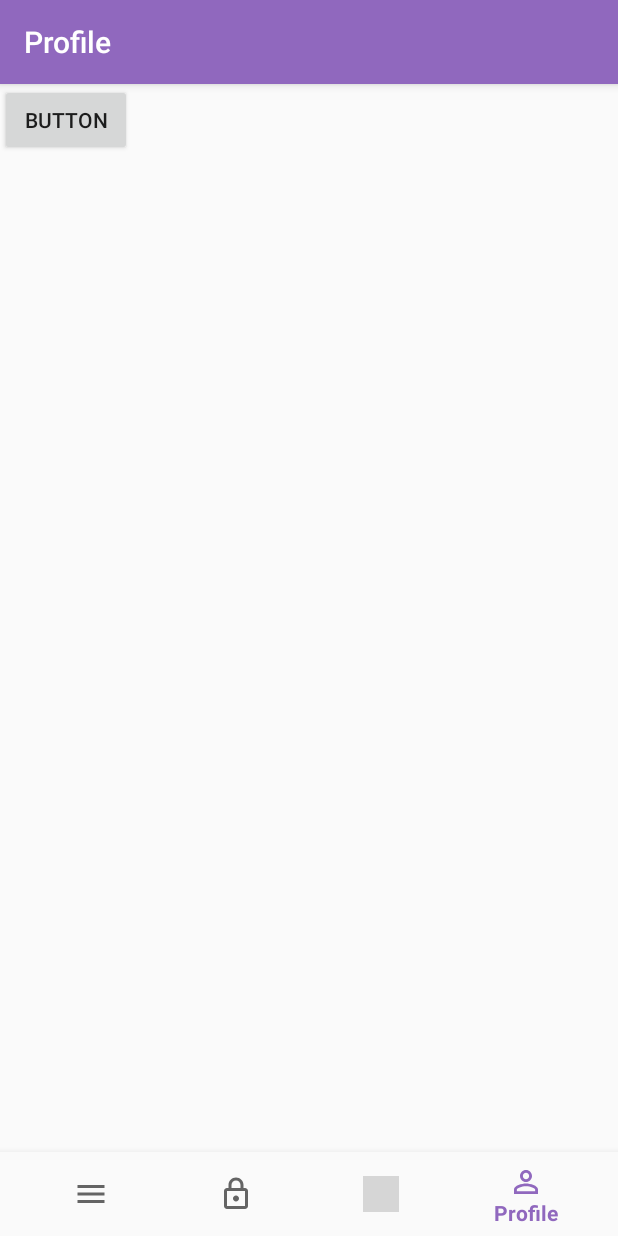
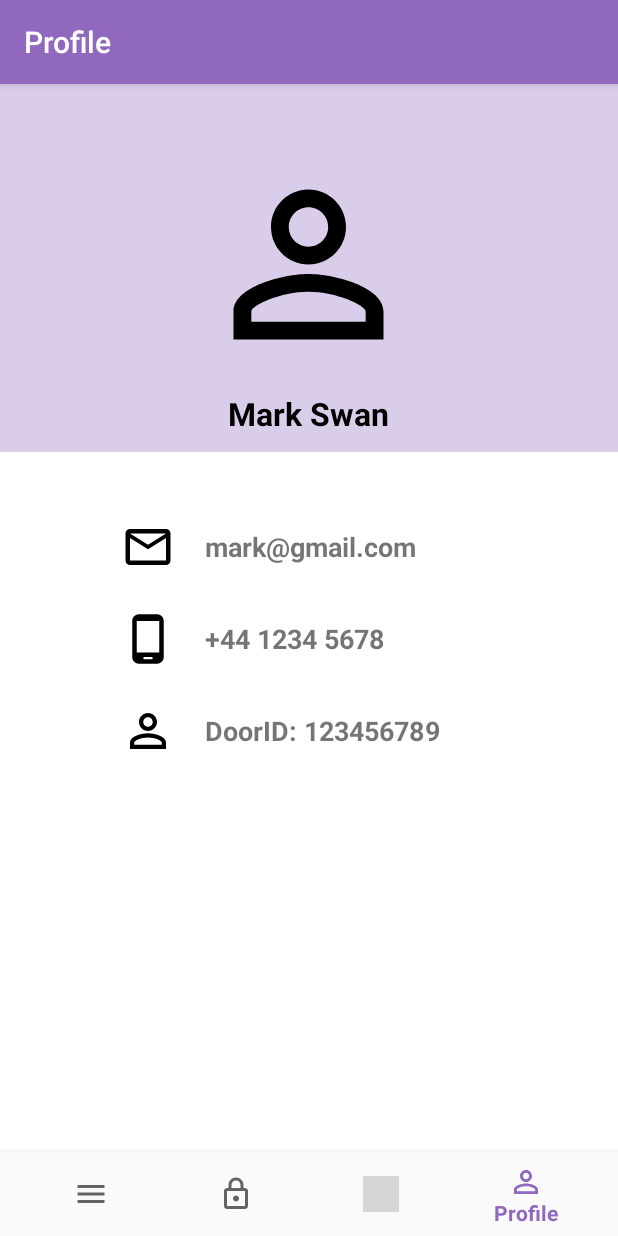
Before and after one commit to RemindDoor/android-application, an Android app: the ProfileFragment screen opened through its navigation route, on a phone screen of 412 x 824 dp. Run offline under Robolectric (Android 15) with nearby library versions, the phone set to English and light mode, and no system bars; our stand-ins replace navigation-ui; grey boxes are pictures that could not be loaded.

Commit message:
profile page commit, need to make it dynamic

```diff
--- /dev/null
+++ b/app/src/main/res/drawable/ic_email_24px.xml
@@ -0,0 +1,9 @@
+<vector xmlns:android="http://schemas.android.com/apk/res/android"
+    android:width="24dp"
+    android:height="24dp"
+    android:viewportWidth="24"
+    android:viewportHeight="24">
+  <path
+      android:fillColor="#FF000000"
+      android:pathData="M22,6c0,-1.1 -0.9,-2 -2,-2L4,4c-1.1,0 -2,0.9 -2,2v12c0,1.1 0.9,2 2,2h16c1.1,0 2,-0.9 2,-2L22,6zM20,6l-8,5 -8,-5h16zM20,18L4,18L4,8l8,5 8,-5v10z"/>
+</vector>
--- /dev/null
+++ b/app/src/main/res/drawable/ic_phone_android_24px.xml
@@ -0,0 +1,9 @@
+<vector xmlns:android="http://schemas.android.com/apk/res/android"
+    android:width="24dp"
+    android:height="24dp"
+    android:viewportWidth="24"
+    android:viewportHeight="24">
+  <path
+      android:fillColor="#FF000000"
+      android:pathData="M16,1L8,1C6.34,1 5,2.34 5,4v16c0,1.66 1.34,3 3,3h8c1.66,0 3,-1.34 3,-3L19,4c0,-1.66 -1.34,-3 -3,-3zM17,18L7,18L7,4h10v14zM14,21h-4v-1h4v1z"/>
+</vector>
--- a/app/src/main/res/layout/fragment_profile.xml
+++ b/app/src/main/res/layout/fragment_profile.xml
@@ -1,16 +1,119 @@
 <?xml version="1.0" encoding="utf-8"?>
-<androidx.constraintlayout.widget.ConstraintLayout xmlns:android="http://schemas.android.com/apk/res/android"
-		xmlns:app="http://schemas.android.com/apk/res-auto"
-		xmlns:tools="http://schemas.android.com/tools"
+<LinearLayout xmlns:android="http://schemas.android.com/apk/res/android"
+	xmlns:app="http://schemas.android.com/apk/res-auto"
+	xmlns:tools="http://schemas.android.com/tools"
+	android:layout_width="match_parent"
+	android:layout_height="match_parent"
+	android:background="#FFFFFF"
+	android:orientation="vertical"
+	tools:context="com.example.reminddoor.ui.profile.ProfileFragment">
+
+	<RelativeLayout
 		android:layout_width="match_parent"
-		android:layout_height="match_parent"
-	    android:backgroundTint="@android:color/holo_blue_dark">
+		android:layout_height="245dp">
 
-	<Button
-		android:id="@+id/button"
-		android:layout_width="wrap_content"
-		android:layout_height="wrap_content"
-		android:text="Button"
-		tools:layout_editor_absoluteX="153dp"
-		tools:layout_editor_absoluteY="287dp" />
-</androidx.constraintlayout.widget.ConstraintLayout>
+		<LinearLayout
+			android:layout_width="match_parent"
+			android:layout_height="269dp"
+			android:background="#487D50B0"
+			android:orientation="vertical">
+
+			<ImageView
+				android:layout_width="150dp"
+				android:layout_height="150dp"
+				android:layout_gravity="center_horizontal"
+				android:layout_marginTop="45dp"
+				android:src="@drawable/ic_person_outline_24px"
+				app:srcCompat="@drawable/ic_person_outline_24px" />
+
+			<TextView
+				android:layout_width="wrap_content"
+				android:layout_height="wrap_content"
+				android:layout_gravity="center_horizontal"
+				android:layout_marginTop="10dp"
+				android:text="Mark Swan"
+				android:textColor="#000000"
+				android:textSize="21sp"
+				android:textStyle="bold" />
+		</LinearLayout>
+	</RelativeLayout>
+
+	<LinearLayout
+		android:layout_width="301dp"
+		android:layout_height="181dp"
+		android:layout_gravity="center"
+		android:layout_marginTop="45dp"
+		android:orientation="vertical">
+
+		<LinearLayout
+			android:layout_width="match_parent"
+			android:layout_height="wrap_content"
+			android:orientation="horizontal"
+			android:paddingLeft="25dp">
+
+			<ImageView
+				android:layout_width="36dp"
+				android:layout_height="36dp"
+				android:scrollbarTrackVertical="@drawable/ic_email_24px"
+				android:src="@drawable/ic_email_24px" />
+
+			<TextView
+				android:layout_width="wrap_content"
+				android:layout_height="wrap_content"
+				android:layout_gravity="center_vertical"
+				android:paddingLeft="20dp"
+				android:text="mark@gmail.com"
+				android:textSize="18sp"
+				android:textStyle="bold" />
+		</LinearLayout>
+
+		<LinearLayout
+			android:layout_width="match_parent"
+			android:layout_height="wrap_content"
+			android:layout_marginTop="25dp"
+			android:orientation="horizontal"
+			android:paddingLeft="25dp">
+
+			<ImageView
+				android:layout_width="36dp"
+				android:layout_height="36dp"
+				android:src="@drawable/ic_phone_android_24px" />
+
+			<TextView
+				android:layout_width="wrap_content"
+
+				android:layout_height="wrap_content"
+				android:layout_gravity="center_vertical"
+				android:paddingLeft="20dp"
+				android:text="+44 1234 5678"
+				android:textSize="18sp"
+				android:textStyle="bold" />
+		</LinearLayout>
+
+		<LinearLayout
+			android:layout_width="match_parent"
+			android:layout_height="wrap_content"
+			android:layout_marginTop="25dp"
+			android:orientation="horizontal"
+			android:paddingLeft="25dp">
+
+			<ImageView
+				android:layout_width="36dp"
+				android:layout_height="36dp"
+				android:src="@drawable/ic_person_outline_24px"
+				app:srcCompat="@drawable/ic_https_24px" />
+
+			<TextView
+				android:layout_width="wrap_content"
+
+				android:layout_height="wrap_content"
+				android:layout_gravity="center_vertical"
+				android:paddingLeft="20dp"
+				android:text="DoorID: 123456789"
+				android:textSize="18sp"
+				android:textStyle="bold" />
+		</LinearLayout>
+
+	</LinearLayout>
+
+</LinearLayout>
--- a/app/src/main/res/values/colors.xml
+++ b/app/src/main/res/values/colors.xml
@@ -2,5 +2,5 @@
 <resources>
 	<color name="colorPrimary">#9068BE</color>
 	<color name="colorPrimaryDark">#9068be</color>
-	<color name="colorAccent">#fce2c2</color>
+	<color name="colorAccent">#FCE2C2</color>
 </resources>
```
